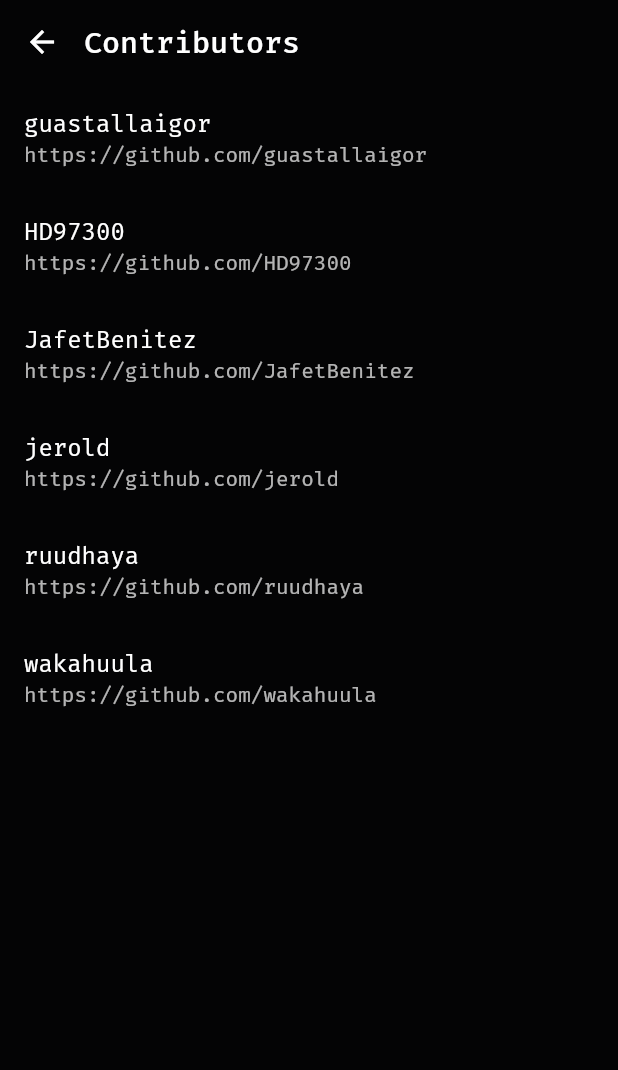
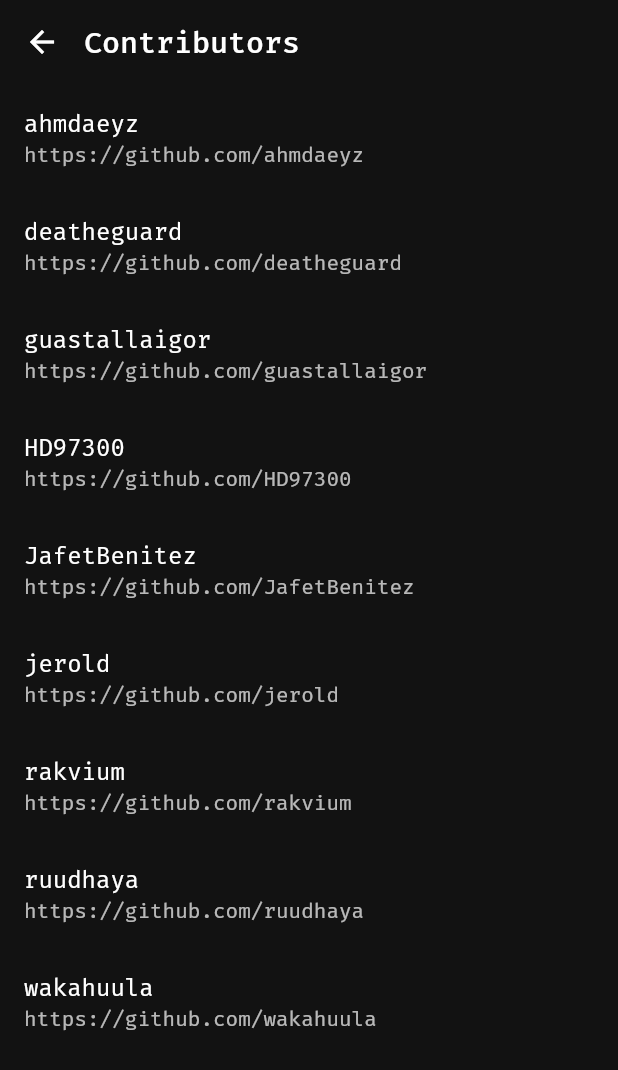
Before and after one commit to wakahuula/xkcdViewer, a Flutter app: the ContributorsPage screen opened by its route, on a phone screen of 412 x 824 dp. Shown: the top 1070 px of the screen. Run offline on Flutter 3.47's test engine with Material 2 defaults, Android fonts, the phone set to English and light mode, and no system bars; our stand-ins replace cached_network_image, dynamic_theme, flutter_cache_manager, flutter_fadein, fluttertoast, outline_material_icons and 3 more; missing offline and left inert: flutter_material_color_picker, flutter_web_browser, permission, pimp_my_button; accounts and stored records are empty; network calls fail.

Commit message:
Replaced rounded modal with platform widget, updated plugins & dark colors, added new contributors

```diff
--- a/assets/contributors.json
+++ b/assets/contributors.json
@@ -1,5 +1,13 @@
 {
   "contributors": [
+    {
+      "name": "ahmdaeyz",
+      "profile": "https://github.com/ahmdaeyz"
+    },
+    {
+      "name": "deatheguard",
+      "profile": "https://github.com/deatheguard"
+    },
     {
       "name": "guastallaigor",
       "profile": "https://github.com/guastallaigor"
@@ -17,6 +25,10 @@
       "profile": "https://github.com/jerold"
     },
     {
+      "name": "rakvium",
+      "profile": "https://github.com/rakvium"
+    },
+    {
       "name": "ruudhaya",
       "profile": "https://github.com/ruudhaya"
     },
--- a/lib/main.dart
+++ b/lib/main.dart
@@ -14,6 +14,7 @@
 import 'package:xkcd/utils/preferences.dart';
 
 void main() async {
+  WidgetsFlutterBinding.ensureInitialized();
   Preferences.prefs = await SharedPreferences.getInstance();
   runApp(XkcdViewer());
 }
--- a/lib/pages/settings_page.dart
+++ b/lib/pages/settings_page.dart
@@ -79,6 +79,7 @@
                 title: Text(accentColorText),
                 children: <Widget>[
                   MaterialColorPicker(
+                    shrinkWrap: true,
                     allowShades: false,
                     selectedColor: accentColor,
                     onMainColorChange: (color) {
```
Also changed, not shown: lib/pages/home_page.dart (+8 -3 lines), lib/utils/app_colors.dart (+5 -5 lines), lib/widgets/comic_view.dart (+9 -41 lines), pubspec.yaml (+13 -14 lines), pubspec.lock, 1 other file.
